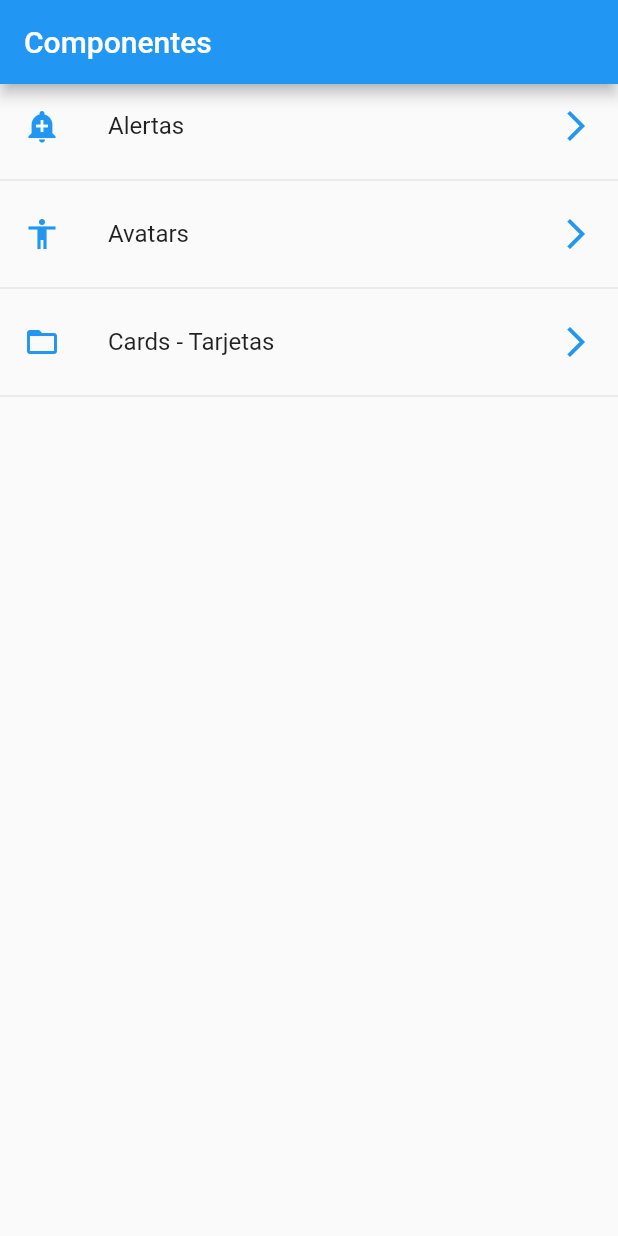
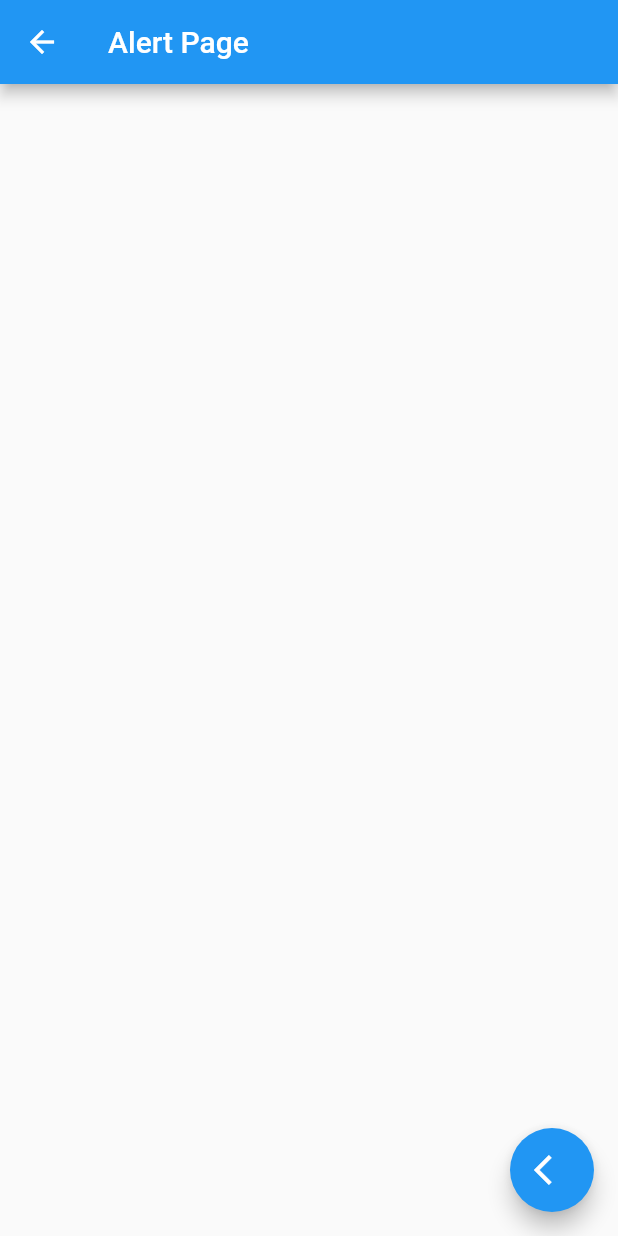
Before and after one commit to josue1dario2/App-demo, a Flutter app: the screen it shows after launch, after a tap on "Cards - Tarjetas", on a phone screen of 412 x 824 dp. Run offline on Flutter 3.47's test engine with Material 2 defaults, Android fonts, the phone set to English and light mode, and no system bars.

Commit message:
create routes

```diff
--- a/lib/main.dart
+++ b/lib/main.dart
@@ -1,5 +1,6 @@
 import 'package:flutter/material.dart';
-import 'package:proyect_1/src/pages/home_page.dart';
+import 'package:proyect_1/src/pages/alert_page.dart';
+import 'package:proyect_1/src/routes/routes.dart';
 
 void main() => runApp(MyApp());
 
@@ -10,7 +11,13 @@ class MyApp extends StatelessWidget{
     return MaterialApp(
       debugShowCheckedModeBanner: false,
       title:'Componentes App',
-      home: HomePage()
+      initialRoute: '/',
+      routes: getApplicationRoutes(),
+      onGenerateRoute: ( RouteSettings setting){
+          return MaterialPageRoute(
+            builder: (context) => AlertPage()
+          );
+      },
     );
   }
 }
--- /dev/null
+++ b/lib/src/pages/alert_page.dart
@@ -0,0 +1,21 @@
+
+import 'package:flutter/material.dart';
+
+class AlertPage extends StatelessWidget{
+
+  @override
+  Widget build(BuildContext context) {
+
+    return Scaffold(
+      appBar: AppBar(
+        title: Text('Alert Page'),
+      ),
+      floatingActionButton: FloatingActionButton(
+        child: Icon(Icons.arrow_back_ios),
+        onPressed: (){
+          Navigator.pop(context);
+        },
+      ),
+    );
+  }
+}
--- /dev/null
+++ b/lib/src/pages/avatar_page.dart
@@ -0,0 +1,15 @@
+
+import 'package:flutter/material.dart';
+
+class AvatarPage extends StatelessWidget{
+
+  @override
+  Widget build(BuildContext context) {
+
+    return Scaffold(
+      appBar: AppBar(
+        title: Text('Avatar Page'),
+      ),
+    );
+  }
+}
--- a/lib/src/pages/home_page.dart
+++ b/lib/src/pages/home_page.dart
@@ -1,6 +1,8 @@
 import 'package:flutter/material.dart';
 import 'package:proyect_1/src/providers/menu_provider.dart';
 import 'package:proyect_1/src/utils/icono_string_util.dart';
+
+import 'alert_page.dart';
 
 class HomePage extends StatelessWidget{
 
@@ -24,13 +26,13 @@ class HomePage extends StatelessWidget{
        print(snapshot.data);
 
        return ListView(
-         children: _listaItems(snapshot.data!),
+         children: _listaItems(snapshot.data!,context),
        );
      },
    );
   }
 
-  List<Widget> _listaItems(List<dynamic> data) {
+  List<Widget> _listaItems(List<dynamic> data,BuildContext context) {
 
     final List<Widget> opciones = [];
 
@@ -42,6 +44,10 @@ class HomePage extends StatelessWidget{
         trailing: Icon(Icons.arrow_forward_ios, color: Colors.blue),
         onTap: (){
 
+          Navigator.pushNamed(context, opt['ruta']);
+          //final route = MaterialPageRoute(builder: (context) => AlertPage());
+          //Navigator.push(context, route);
+
         },
       );
 
--- /dev/null
+++ b/lib/src/routes/routes.dart
@@ -0,0 +1,15 @@
+
+import 'package:flutter/material.dart';
+import 'package:proyect_1/src/pages/alert_page.dart';
+import 'package:proyect_1/src/pages/avatar_page.dart';
+import 'package:proyect_1/src/pages/home_page.dart';
+
+Map<String, WidgetBuilder> getApplicationRoutes(){
+
+  return <String, WidgetBuilder>{
+    '/': (BuildContext context) => HomePage(),
+    'alert': (BuildContext context) => AlertPage(),
+    'avatar': (BuildContext context) => AvatarPage(),
+  };
+
+}
```
